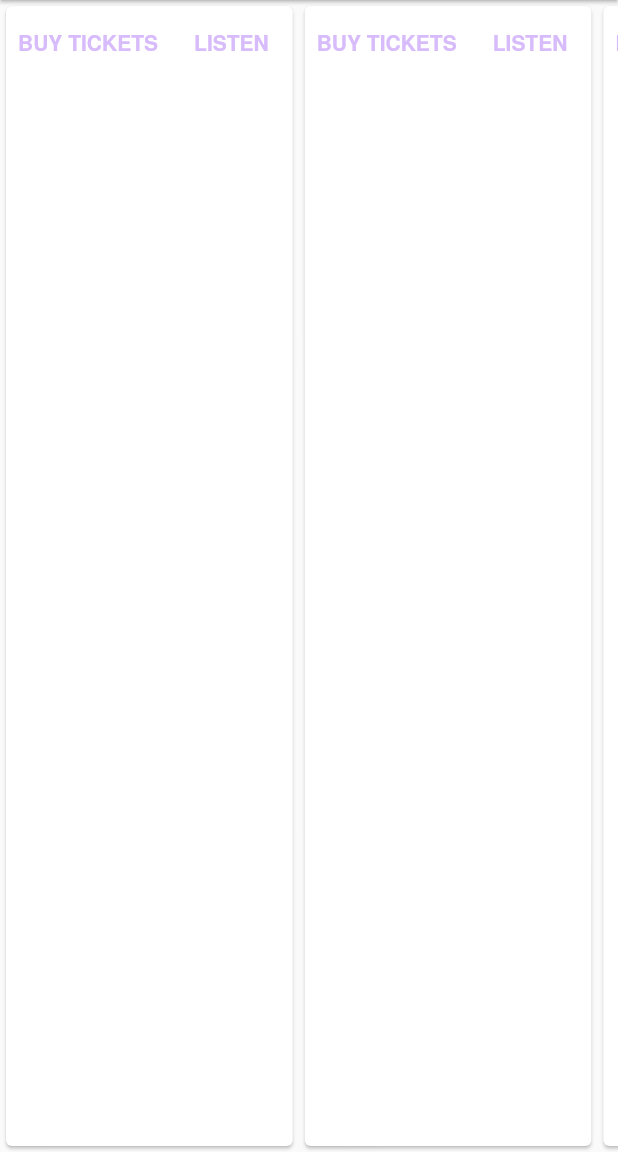
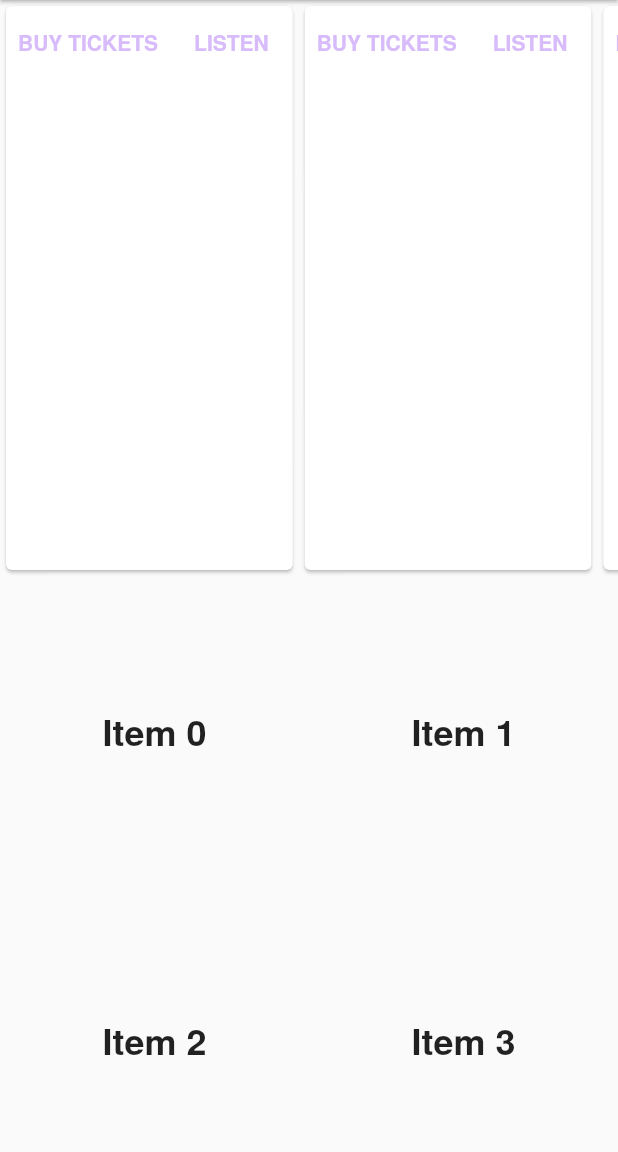
Before and after one commit to zefshar/demo1, a Flutter app: the screen it shows after launch, on a phone screen of 412 x 824 dp, the part 84-1236 px from its top. Run offline on Flutter 3.47's test engine with Material 2 defaults, Android fonts, the phone set to English and light mode, and no system bars; our stand-ins replace flutter_svg; missing offline and left inert: event.

Commit message:
# DEMO1-1
Initial implementation
 - There is starting implementation of load images to the gallery.

```diff
--- a/demo1/lib/main.dart
+++ b/demo1/lib/main.dart
@@ -107,11 +107,30 @@ class _HomePageState extends State<HomePage> {
         elevation: 1,
       ),
       body: Container(
+          child: Column(children: [
+        Expanded(
           child: ListView(
             scrollDirection: Axis.horizontal,
             children: classes,
           ),
         ),
+        Expanded(
+          child: GridView.count(
+            // Create a grid with 2 columns. If you change the scrollDirection to
+            // horizontal, this produces 2 rows.
+            crossAxisCount: 2,
+            // Generate 100 widgets that display their index in the List.
+            children: List.generate(100, (index) {
+              return Center(
+                child: Text(
+                  'Item $index',
+                  style: Theme.of(context).textTheme.headline5,
+                ),
+              );
+            }),
+          ),
+        ),
+      ])),
     );
 
     if (kDebugMode) {
```
Lines whose indentation alone changed are shown as unchanged.
